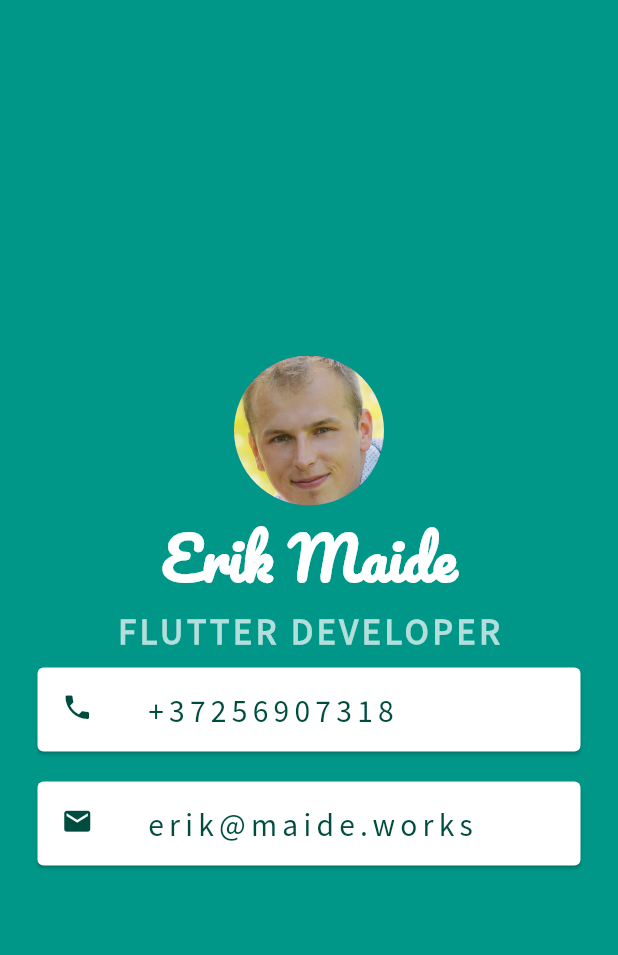
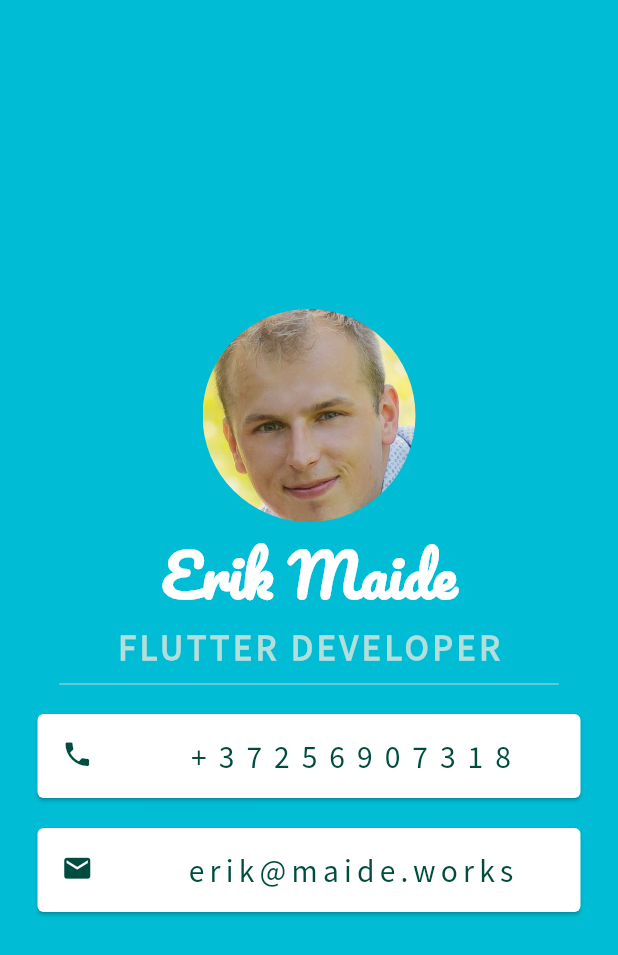
Before and after one commit to erikmaide/businessCard, a Flutter app: the screen it shows after launch, on a phone screen of 412 x 824 dp. Shown: the top 955 px of the screen. Run offline on Flutter 3.47's test engine with Material 2 defaults, Android fonts, the phone set to English and light mode, and no system bars.

Commit message:
replaced CircleAvatar with Clipoval, added divider, aligned text elements

```diff
--- a/lib/main.dart
+++ b/lib/main.dart
@@ -1,4 +1,3 @@
-import 'package:flutter/cupertino.dart';
 import 'package:flutter/material.dart';
 
 void main() {
@@ -10,15 +9,19 @@ class MyApp extends StatelessWidget {
   Widget build(BuildContext context) {
     return MaterialApp(
       home: Scaffold(
-        backgroundColor: Colors.teal,
+        backgroundColor: Colors.cyan,
         body: SafeArea(
             child: Column(
           mainAxisAlignment: MainAxisAlignment.center,
           crossAxisAlignment: CrossAxisAlignment.center,
           children: <Widget>[
-            CircleAvatar(
-              radius: 50.0,
-              backgroundImage: AssetImage('images/erik.png'),
+            ClipOval(
+              child: Image.asset(
+                'images/erik.png',
+                width: 142,
+                height: 142,
+                fit: BoxFit.cover,
+              ),
             ),
             Text(
               "Erik Maide",
@@ -37,6 +40,10 @@ class MyApp extends StatelessWidget {
                   letterSpacing: 2.5,
                   fontWeight: FontWeight.bold),
             ),
+            SizedBox(
+                height: 20.0,
+                width: 333.0,
+                child: Divider(color: Colors.teal[100])),
             Card(
                 color: Colors.white,
                 margin: EdgeInsets.symmetric(vertical: 10.0, horizontal: 25.0),
@@ -46,13 +53,15 @@ class MyApp extends StatelessWidget {
                       color: Colors.teal[900],
                       size: 21.0,
                     ),
-                    title: Text(
+                    title: Center(
+                      child: Text(
                         '+37256907318',
                         style: TextStyle(
                             fontSize: 21.0,
-                          letterSpacing: 3.5,
+                            letterSpacing: 8.0,
                             color: Colors.teal[900],
                             fontFamily: 'SourceSansPro'),
+                      ),
                     ))),
             Card(
                 color: Colors.white,
@@ -63,13 +72,15 @@ class MyApp extends StatelessWidget {
                       color: Colors.teal[900],
                       size: 21.0,
                     ),
-                    title: Text(
+                    title: Center(
+                      child: Text(
                         'erik@maide.works',
                         style: TextStyle(
                             fontSize: 21.0,
                             letterSpacing: 3.5,
                             color: Colors.teal[900],
                             fontFamily: 'SourceSansPro'),
+                      ),
                     )))
           ],
         )),
```
Lines whose indentation alone changed are shown as unchanged.
